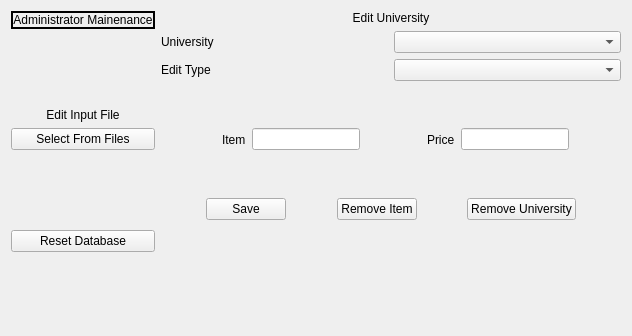
Old version of the form adminpage.ui in the repository Akil0814/College_Tour.
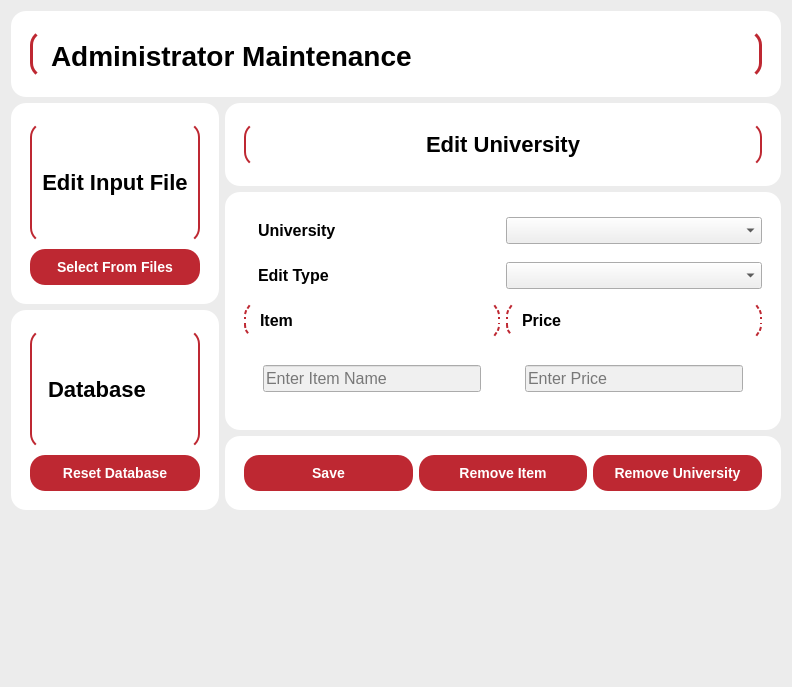
New version of the form. The open tabs and pages were chosen to show the change.

Commit message: completed adminpage ui

Patch:
```diff
--- a/adminpage.ui
+++ b/adminpage.ui
@@ -6,53 +6,131 @@
    <rect>
     <x>0</x>
     <y>0</y>
-    <width>632</width>
-    <height>336</height>
+    <width>792</width>
+    <height>687</height>
    </rect>
   </property>
   <property name="windowTitle">
    <string>Form</string>
   </property>
-  <layout class="QHBoxLayout" name="horizontalLayout_8">
+  <property name="styleSheet">
+   <string notr="true">QWidget#adminpage 
+{
+	background-color: #ECECEC;
+}
+
+QLabel 
+{
+	color: black;
+	font-family: &quot;Segoe UI&quot;, sans-serif;
+	font-weight: bold;
+	qproperty-alignment: 'AlignCenter';
+	font-size: 16px;
+}
+
+/*Title*/
+QLabel#titleLabel
+{
+	font-size: 28px;
+	padding-bottom: 6px;
+	border-left: 3px solid #BE2832;
+	border-right: 3px solid #BE2832;
+}
+
+/*Subtitles*/
+QLabel#databaseLabel,
+QLabel#editInputFileLabel,
+QLabel#editSchoolLabel
+{
+	font-size: 22px;
+	border-left: 2px solid #BE2832;
+	border-right: 2px solid #BE2832;
+}
+
+QLabel#itemLabel,
+QLabel#priceLabel
+{
+	border-left: 2px dotted #BE2832;
+	border-right: 2px dotted #BE2832;
+}
+
+/*Standard Frame*/
+QFrame
+{
+    background-color: white;
+    border-radius: 15px;
+    padding: 10px;
+}
+
+QPushButton
+{
+	background-color: #BE2832;
+	color: white;
+	border-radius: 15px;
+	font-size: 14px;
+	font-weight: bold;
+	padding: 10px 20px;
+}
+
+QPushButton:hover
+{
+	background-color: #a61f28;
+}
+
+QPushButton:pressed
+{
+	background-color: black;
+}
+
+QComboBox
+{
+	font-family: &quot;Segoe UI&quot;;
+	font-size: 16px;
+	color: black;
+}
+
+QLineEdit
+{
+	font-family: &quot;Segoe UI&quot;;
+	font-size: 16px;
+	background-color: #f0f0f0;
+	color:black;
+}
+</string>
+  </property>
+  <layout class="QVBoxLayout" name="verticalLayout_3">
    <item>
-    <layout class="QVBoxLayout" name="editInputFileOptions">
+    <widget class="QFrame" name="titleFrame">
+     <property name="frameShape">
+      <enum>QFrame::Shape::StyledPanel</enum>
+     </property>
+     <property name="frameShadow">
+      <enum>QFrame::Shadow::Raised</enum>
+     </property>
+     <layout class="QVBoxLayout" name="verticalLayout">
      <item>
       <widget class="QLabel" name="titleLabel">
-       <property name="enabled">
-        <bool>true</bool>
-       </property>
+        <property name="text">
+         <string>Administrator Maintenance</string>
+        </property>
+       </widget>
+      </item>
+     </layout>
+    </widget>
+   </item>
+   <item>
+    <layout class="QHBoxLayout" name="screenHalves">
+     <item>
+      <layout class="QVBoxLayout" name="leftLayout">
+       <item>
+        <widget class="QFrame" name="editInputFileFrame">
        <property name="frameShape">
-        <enum>QFrame::Shape::Box</enum>
+          <enum>QFrame::Shape::StyledPanel</enum>
        </property>
        <property name="frameShadow">
-        <enum>QFrame::Shadow::Plain</enum>
-       </property>
-       <property name="lineWidth">
-        <number>2</number>
-       </property>
-       <property name="text">
-        <string>Administrator Mainenance</string>
-       </property>
-       <property name="alignment">
-        <set>Qt::AlignmentFlag::AlignCenter</set>
-       </property>
-      </widget>
-     </item>
-     <item>
-      <spacer name="verticalSpacer">
-       <property name="orientation">
-        <enum>Qt::Orientation::Vertical</enum>
-       </property>
-       <property name="sizeHint" stdset="0">
-        <size>
-         <width>20</width>
-         <height>40</height>
-        </size>
-       </property>
-      </spacer>
-     </item>
-     <item>
-      <layout class="QVBoxLayout" name="editInputFileContainer">
+          <enum>QFrame::Shadow::Raised</enum>
+         </property>
+         <layout class="QVBoxLayout" name="verticalLayout_2">
        <item>
         <widget class="QLabel" name="editInputFileLabel">
          <property name="text">
@@ -71,19 +149,23 @@
         </widget>
        </item>
       </layout>
+        </widget>
      </item>
      <item>
-      <spacer name="verticalSpacer_4">
-       <property name="orientation">
-        <enum>Qt::Orientation::Vertical</enum>
-       </property>
-       <property name="sizeHint" stdset="0">
-        <size>
-         <width>20</width>
-         <height>40</height>
-        </size>
-       </property>
-      </spacer>
+        <widget class="QFrame" name="databaseFrame">
+         <property name="frameShape">
+          <enum>QFrame::Shape::StyledPanel</enum>
+         </property>
+         <property name="frameShadow">
+          <enum>QFrame::Shadow::Raised</enum>
+         </property>
+         <layout class="QVBoxLayout" name="verticalLayout_4">
+          <item>
+           <widget class="QLabel" name="databaseLabel">
+            <property name="text">
+             <string>Database</string>
+            </property>
+           </widget>
      </item>
      <item>
       <widget class="QPushButton" name="resetButton">
@@ -92,23 +174,22 @@
        </property>
       </widget>
      </item>
-     <item>
-      <spacer name="verticalSpacer_3">
-       <property name="orientation">
-        <enum>Qt::Orientation::Vertical</enum>
-       </property>
-       <property name="sizeHint" stdset="0">
-        <size>
-         <width>20</width>
-         <height>40</height>
-        </size>
-       </property>
-      </spacer>
+         </layout>
+        </widget>
      </item>
     </layout>
    </item>
    <item>
-    <layout class="QVBoxLayout" name="editSchoolOptions">
+      <layout class="QVBoxLayout" name="rightLayout">
+       <item>
+        <widget class="QFrame" name="editSchoolSubTitleFrame">
+         <property name="frameShape">
+          <enum>QFrame::Shape::StyledPanel</enum>
+         </property>
+         <property name="frameShadow">
+          <enum>QFrame::Shadow::Raised</enum>
+         </property>
+         <layout class="QVBoxLayout" name="verticalLayout_6">
      <item>
       <widget class="QLabel" name="editSchoolLabel">
        <property name="text">
@@ -119,16 +200,21 @@
        </property>
       </widget>
      </item>
-     <item>
-      <layout class="QHBoxLayout" name="horizontalLayout_6">
-       <item>
-        <widget class="QLabel" name="schoolSelectLabel">
-         <property name="text">
-          <string>University</string>
-         </property>
+         </layout>
         </widget>
        </item>
        <item>
+        <widget class="QFrame" name="editSelectionFrame">
+         <property name="frameShape">
+          <enum>QFrame::Shape::StyledPanel</enum>
+         </property>
+         <property name="frameShadow">
+          <enum>QFrame::Shadow::Raised</enum>
+         </property>
+         <layout class="QVBoxLayout" name="verticalLayout_5">
+          <item>
+           <layout class="QGridLayout" name="gridLayout" columnstretch="1,1,0">
+            <item row="0" column="1">
         <widget class="QComboBox" name="schoolSelectDD">
          <property name="baseSize">
           <size>
@@ -138,41 +224,36 @@
          </property>
         </widget>
        </item>
-      </layout>
-     </item>
-     <item>
-      <layout class="QHBoxLayout" name="horizontalLayout_7">
-       <item>
+            <item row="0" column="0">
+             <widget class="QLabel" name="schoolSelectLabel">
+              <property name="text">
+               <string>University</string>
+              </property>
+             </widget>
+            </item>
+            <item row="1" column="0">
         <widget class="QLabel" name="editTypeLabel">
          <property name="text">
           <string>Edit Type</string>
          </property>
         </widget>
        </item>
-       <item>
+            <item row="1" column="1">
         <widget class="QComboBox" name="editTypeDD"/>
        </item>
-      </layout>
-     </item>
+            <item row="2" column="0">
+             <layout class="QVBoxLayout" name="itemLayout">
      <item>
-      <layout class="QHBoxLayout" name="horizontalLayout">
-       <item>
-        <spacer name="horizontalSpacer_4">
-         <property name="orientation">
-          <enum>Qt::Orientation::Horizontal</enum>
-         </property>
-         <property name="sizeHint" stdset="0">
-          <size>
-           <width>40</width>
-           <height>20</height>
-          </size>
-         </property>
-        </spacer>
+               <widget class="QLabel" name="itemLabel">
+                <property name="text">
+                 <string>Item</string>
+                </property>
+               </widget>
        </item>
        <item>
         <widget class="QStackedWidget" name="itemDDTextSwitch">
          <property name="sizePolicy">
-          <sizepolicy hsizetype="Preferred" vsizetype="Preferred">
+                 <sizepolicy hsizetype="Expanding" vsizetype="Preferred">
            <horstretch>0</horstretch>
            <verstretch>0</verstretch>
           </sizepolicy>
@@ -184,58 +265,54 @@
           </size>
          </property>
          <property name="currentIndex">
-          <number>0</number>
+                 <number>1</number>
          </property>
          <widget class="QWidget" name="itemDDPage">
           <layout class="QHBoxLayout" name="horizontalLayout_3">
            <item>
-            <widget class="QLabel" name="itemLabel_2">
-             <property name="text">
-              <string>Item</string>
+                   <widget class="QComboBox" name="itemDD">
+                    <property name="sizePolicy">
+                     <sizepolicy hsizetype="Expanding" vsizetype="Fixed">
+                      <horstretch>0</horstretch>
+                      <verstretch>0</verstretch>
+                     </sizepolicy>
              </property>
             </widget>
            </item>
-           <item>
-            <widget class="QComboBox" name="itemDD"/>
-           </item>
           </layout>
          </widget>
          <widget class="QWidget" name="itemTextEditPage">
-          <layout class="QHBoxLayout" name="horizontalLayout_2">
-           <item>
-            <widget class="QLabel" name="itemLabel">
-             <property name="text">
-              <string>Item</string>
-             </property>
-            </widget>
-           </item>
+                 <layout class="QHBoxLayout" name="horizontalLayout">
            <item>
             <widget class="QLineEdit" name="itemLineEdit">
              <property name="sizePolicy">
-              <sizepolicy hsizetype="Maximum" vsizetype="Fixed">
+                     <sizepolicy hsizetype="Expanding" vsizetype="Fixed">
                <horstretch>0</horstretch>
                <verstretch>0</verstretch>
               </sizepolicy>
              </property>
+                    <property name="autoFillBackground">
+                     <bool>false</bool>
+                    </property>
+                    <property name="frame">
+                     <bool>true</bool>
+                    </property>
+                    <property name="placeholderText">
+                     <string>Enter Item Name</string>
+                    </property>
+                    <property name="clearButtonEnabled">
+                     <bool>false</bool>
+                    </property>
             </widget>
            </item>
           </layout>
          </widget>
         </widget>
        </item>
-       <item>
-        <spacer name="horizontalSpacer_6">
-         <property name="orientation">
-          <enum>Qt::Orientation::Horizontal</enum>
-         </property>
-         <property name="sizeHint" stdset="0">
-          <size>
-           <width>40</width>
-           <height>20</height>
-          </size>
-         </property>
-        </spacer>
-       </item>
+             </layout>
+            </item>
+            <item row="2" column="1">
+             <layout class="QVBoxLayout" name="verticalLayout_10">
        <item>
         <widget class="QLabel" name="priceLabel">
          <property name="text">
@@ -244,38 +321,58 @@
         </widget>
        </item>
        <item>
-        <widget class="QLineEdit" name="priceLineEdit"/>
-       </item>
+               <widget class="QStackedWidget" name="alignmentStacked">
+                <property name="enabled">
+                 <bool>true</bool>
+                </property>
+                <property name="sizePolicy">
+                 <sizepolicy hsizetype="Expanding" vsizetype="Preferred">
+                  <horstretch>0</horstretch>
+                  <verstretch>0</verstretch>
+                 </sizepolicy>
+                </property>
+                <property name="autoFillBackground">
+                 <bool>false</bool>
+                </property>
+                <widget class="QWidget" name="page_3">
+                 <layout class="QVBoxLayout" name="verticalLayout_7">
        <item>
-        <spacer name="horizontalSpacer_5">
-         <property name="orientation">
-          <enum>Qt::Orientation::Horizontal</enum>
-         </property>
-         <property name="sizeHint" stdset="0">
-          <size>
-           <width>40</width>
-           <height>20</height>
-          </size>
-         </property>
-        </spacer>
-       </item>
-      </layout>
-     </item>
+                   <widget class="QLineEdit" name="priceLineEdit">
+                    <property name="autoFillBackground">
+                     <bool>false</bool>
+                    </property>
+                    <property name="placeholderText">
+                     <string>Enter Price</string>
+                    </property>
+                   </widget>
+                  </item>
+                 </layout>
+                </widget>
+                <widget class="QWidget" name="page_4">
+                 <property name="enabled">
+                  <bool>true</bool>
+                 </property>
+                </widget>
+               </widget>
+              </item>
+             </layout>
+            </item>
+           </layout>
+          </item>
+         </layout>
+        </widget>
+       </item>
+       <item>
+        <widget class="QFrame" name="editButtonsFrame">
+         <property name="frameShape">
+          <enum>QFrame::Shape::StyledPanel</enum>
+         </property>
+         <property name="frameShadow">
+          <enum>QFrame::Shadow::Raised</enum>
+         </property>
+         <layout class="QHBoxLayout" name="horizontalLayout_7">
      <item>
       <layout class="QHBoxLayout" name="horizontalLayout_4">
-       <item>
-        <spacer name="horizontalSpacer_2">
-         <property name="orientation">
-          <enum>Qt::Orientation::Horizontal</enum>
-         </property>
-         <property name="sizeHint" stdset="0">
-          <size>
-           <width>40</width>
-           <height>20</height>
-          </size>
-         </property>
-        </spacer>
-       </item>
        <item>
         <widget class="QPushButton" name="saveChangesButton">
          <property name="sizePolicy">
@@ -295,19 +392,6 @@
          </property>
         </widget>
        </item>
-       <item>
-        <spacer name="horizontalSpacer">
-         <property name="orientation">
-          <enum>Qt::Orientation::Horizontal</enum>
-         </property>
-         <property name="sizeHint" stdset="0">
-          <size>
-           <width>40</width>
-           <height>20</height>
-          </size>
-         </property>
-        </spacer>
-       </item>
        <item>
         <widget class="QPushButton" name="removeButton">
          <property name="sizePolicy">
@@ -327,19 +411,6 @@
          </property>
         </widget>
        </item>
-       <item>
-        <spacer name="horizontalSpacer_3">
-         <property name="orientation">
-          <enum>Qt::Orientation::Horizontal</enum>
-         </property>
-         <property name="sizeHint" stdset="0">
-          <size>
-           <width>40</width>
-           <height>20</height>
-          </size>
-         </property>
-        </spacer>
-       </item>
        <item>
         <widget class="QPushButton" name="removeSchoolButton">
          <property name="text">
@@ -347,18 +418,12 @@
          </property>
         </widget>
        </item>
-       <item>
-        <spacer name="horizontalSpacer_7">
-         <property name="orientation">
-          <enum>Qt::Orientation::Horizontal</enum>
-         </property>
-         <property name="sizeHint" stdset="0">
-          <size>
-           <width>40</width>
-           <height>20</height>
-          </size>
-         </property>
-        </spacer>
+           </layout>
+          </item>
+         </layout>
+        </widget>
+       </item>
+      </layout>
        </item>
       </layout>
      </item>
@@ -374,8 +439,6 @@
         </size>
        </property>
       </spacer>
-     </item>
-    </layout>
    </item>
   </layout>
  </widget>
```
Lines whose indentation alone changed are shown as unchanged.
